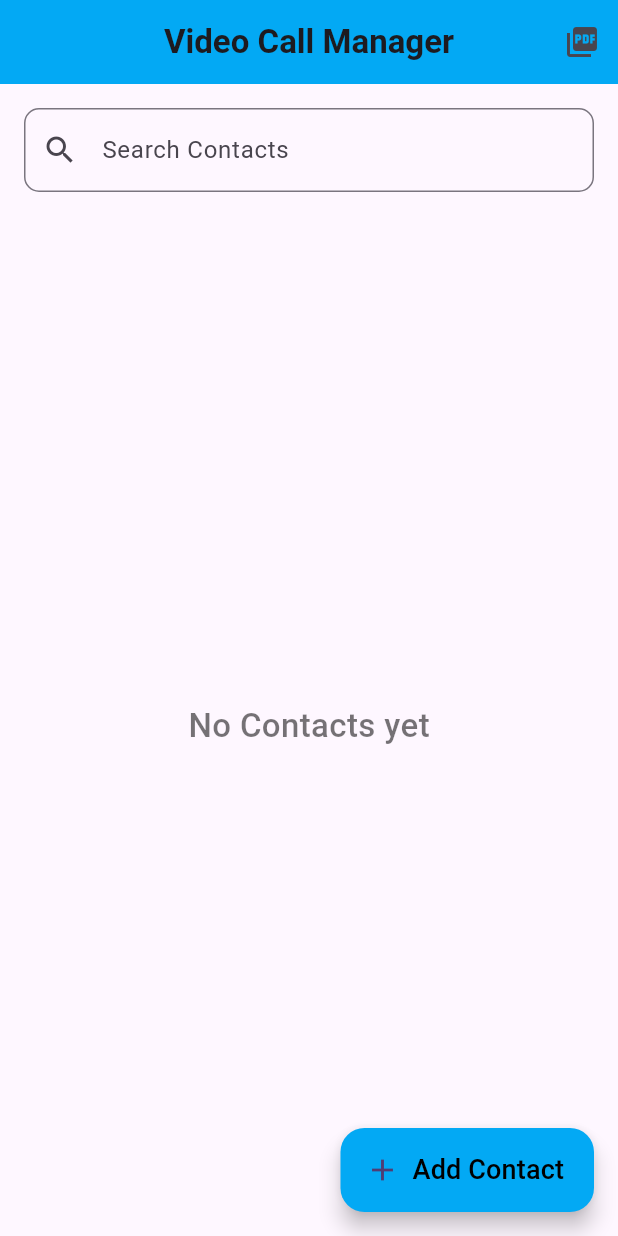
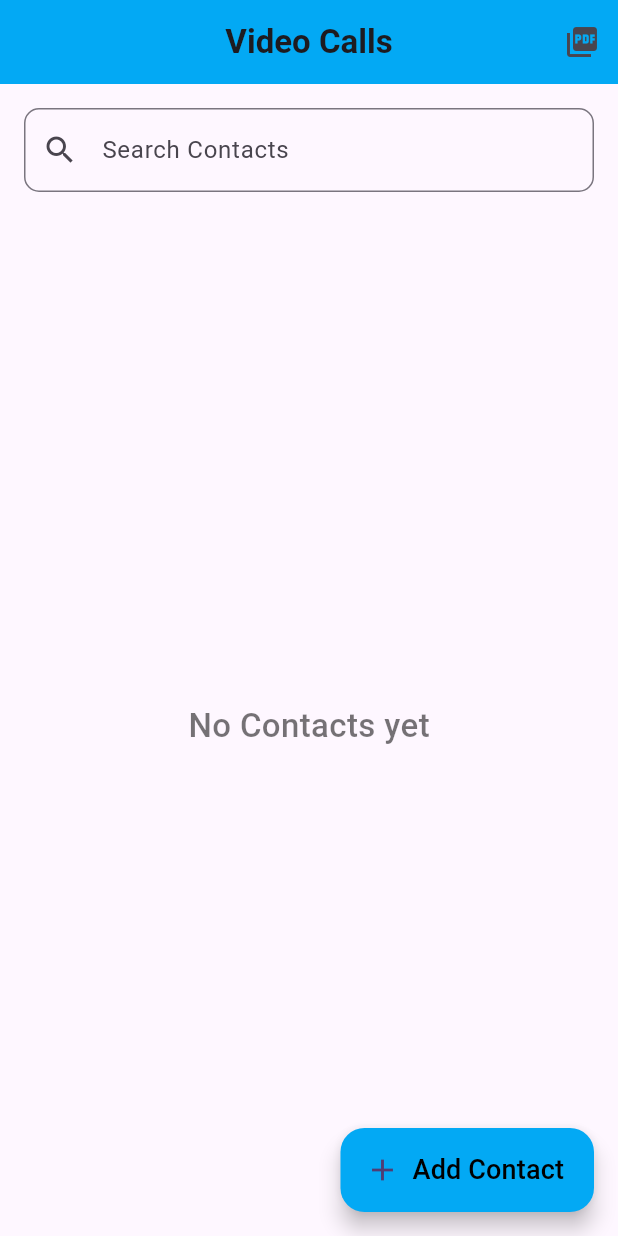
Before and after one commit to madhawaawishka/flutter-videocall-zegocloud-SDK, a Flutter app: the screen it shows after launch, on a phone screen of 412 x 824 dp. Run offline on Flutter 3.47's test engine with Material 3 defaults, Android fonts, the phone set to English and light mode, and no system bars; our stand-ins replace cloud_firestore, firebase_core, flutter_tts, open_filex; missing offline and left inert: zego_uikit_prebuilt_call; accounts and stored records are empty.

```diff
--- a/lib/pages/home_page.dart
+++ b/lib/pages/home_page.dart
@@ -175,7 +175,7 @@ class _HomePageState extends State<HomePage> {
    Widget build(BuildContext context) {
     return Scaffold(
       appBar: AppBar(
-        title: const Text('Video Call Manager', style: TextStyle(fontSize: 22, fontWeight: FontWeight.bold)),
+        title: const Text('Video Calls', style: TextStyle(fontSize: 22, fontWeight: FontWeight.bold)),
         backgroundColor: Colors.lightBlue,
         centerTitle: true,
         actions: [
```
